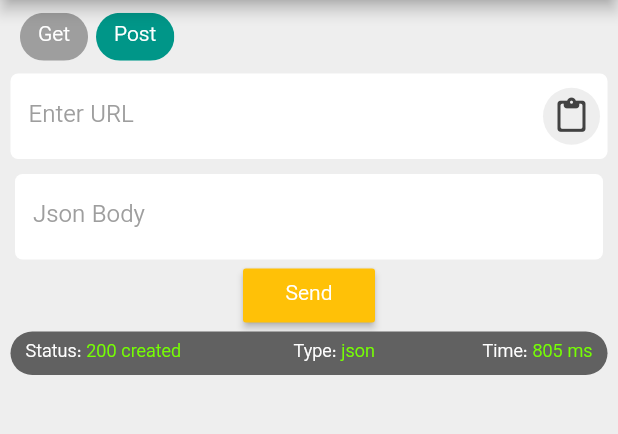
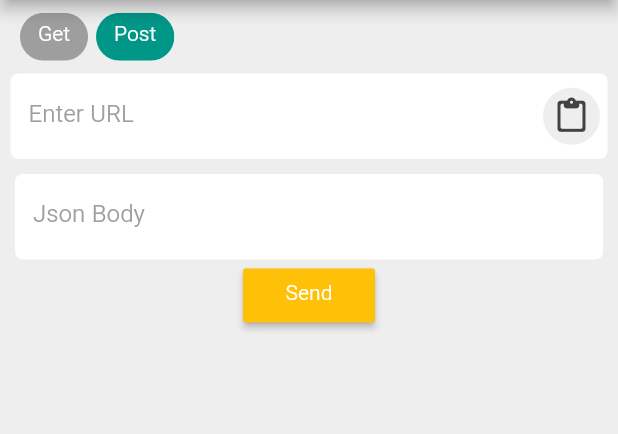
Before and after one commit to mostafa-efafi/Requester, a Flutter app: the screen it shows after launch, after a tap on "Post", on a phone screen of 412 x 824 dp, the part 84-518 px from its top. Run offline on Flutter 3.47's test engine with Material 2 defaults, Android fonts, the light colour scheme and no system bars; our stand-ins replace bloc, connectivity_plus, dio, equatable, flutter_bloc, get_it; missing offline and left inert: clipboard, flutter_json_view.

Commit message:
created StatusBar Wodget

```diff
--- a/lib/features/feature_requester/presentation/widgets/status_bar_widget.dart
+++ b/lib/features/feature_requester/presentation/widgets/status_bar_widget.dart
@@ -1,4 +1,7 @@
 import 'package:flutter/material.dart';
+import 'package:flutter_bloc/flutter_bloc.dart';
+import 'package:requester/features/feature_requester/presentation/bloc/home_page_bloc/home_page_bloc.dart';
+import 'package:requester/features/feature_requester/presentation/bloc/home_page_bloc/request_status.dart';
 
 class StatusBarWodget extends StatelessWidget {
   const StatusBarWodget({super.key});
@@ -7,6 +10,18 @@ class StatusBarWodget extends StatelessWidget {
   Widget build(BuildContext context) {
     const textStyle = TextStyle(color: Colors.white, fontSize: 12);
     const textSuccess = TextStyle(color: Color(0xFF76FF03), fontSize: 12);
+    return BlocBuilder<HomePageBloc, HomePageState>(
+      builder: (context, state) {
+        return state.requestStatus is RequestLoaded
+            ? _widgetContainer(textStyle, textSuccess, state)
+            : const SizedBox();
+      },
+    );
+  }
+
+  Container _widgetContainer(
+      TextStyle textStyle, TextStyle textSuccess, HomePageState state) {
+    final data = state.requestStatus as RequestLoaded;
     return Container(
       padding: const EdgeInsets.symmetric(horizontal: 10, vertical: 5),
       margin: const EdgeInsets.symmetric(
@@ -24,10 +39,10 @@ class StatusBarWodget extends StatelessWidget {
                 style: textStyle,
               ),
               Text(
-                '200 ',
+                '${data.response.statusCode} ',
                 style: textSuccess,
               ),
-              Text('created ', style: textSuccess),
+              Text('${data.response.statusMessage} ', style: textSuccess),
             ],
           ),
           Row(
@@ -36,7 +51,7 @@ class StatusBarWodget extends StatelessWidget {
                 'Type: ',
                 style: textStyle,
               ),
-              Text('json', style: textSuccess),
+              Text(data.response.resultType .toString().split('.').last, style: textSuccess),
             ],
           ),
           Row(
@@ -45,7 +60,8 @@ class StatusBarWodget extends StatelessWidget {
                 'Time: ',
                 style: textStyle,
               ),
-              Text('805 ms', style: textSuccess),
+              Text('-',
+                  style: textSuccess),
             ],
           ),
         ],
```
